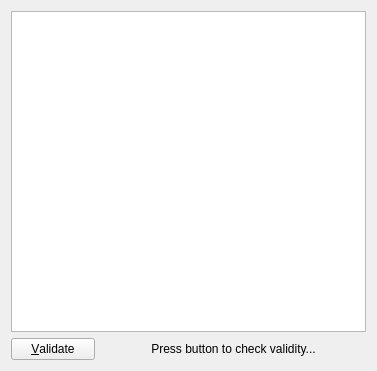
cburschka/lyx, file src/frontends/qt4/ui/LocalLayoutUi.ui: the form before one commit.
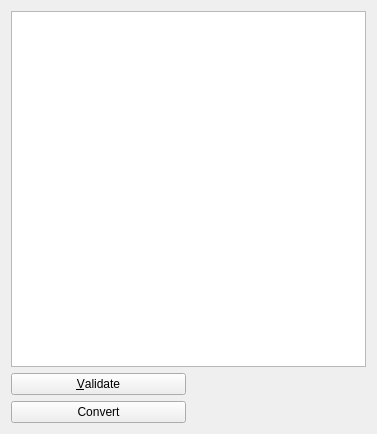
The form after the commit.

Commit message:
Fix bug #7500: There is presently no way in the GUI to update local layout to the current format.
This probably isn't needed for branch, since local layout was a
"hidden feature" prior to 2.0, and one can update local layout by:
  (a) copying to a file
  (b) running layout2layout on that file
  (c) pasting back into LyX
So we should probably just leave this in trunk.

Diff of the .ui file:
```diff
--- a/src/frontends/qt4/ui/LocalLayoutUi.ui
+++ b/src/frontends/qt4/ui/LocalLayoutUi.ui
@@ -6,14 +6,14 @@
     <x>0</x>
     <y>0</y>
     <width>377</width>
-    <height>371</height>
+    <height>434</height>
    </rect>
   </property>
   <property name="windowTitle">
    <string/>
   </property>
   <layout class="QGridLayout" name="gridLayout">
-   <item row="0" column="0" colspan="4">
+   <item row="0" column="0" colspan="2">
     <widget class="QTextEdit" name="locallayoutTE">
      <property name="toolTip">
       <string>Document-specific layout information</string>
@@ -26,23 +26,7 @@
      </property>
     </widget>
    </item>
-   <item row="2" column="1" colspan="3">
-    <widget class="QLabel" name="infoLB">
-     <property name="contextMenuPolicy">
-      <enum>Qt::NoContextMenu</enum>
-     </property>
-     <property name="toolTip">
-      <string>Errors reported in terminal.</string>
-     </property>
-     <property name="text">
-      <string>Press button to check validity...</string>
-     </property>
-     <property name="alignment">
-      <set>Qt::AlignCenter</set>
-     </property>
-    </widget>
-   </item>
-   <item row="2" column="0">
+   <item row="1" column="0">
     <widget class="QPushButton" name="validatePB">
      <property name="toolTip">
       <string/>
@@ -52,6 +36,45 @@
      </property>
     </widget>
    </item>
+   <item row="1" column="1">
+    <widget class="QLabel" name="validLB">
+     <property name="contextMenuPolicy">
+      <enum>Qt::NoContextMenu</enum>
+     </property>
+     <property name="toolTip">
+      <string>Errors reported in terminal.</string>
+     </property>
+     <property name="text">
+      <string/>
+     </property>
+     <property name="alignment">
+      <set>Qt::AlignCenter</set>
+     </property>
+    </widget>
+   </item>
+   <item row="2" column="0">
+    <widget class="QPushButton" name="convertPB">
+     <property name="text">
+      <string>Convert</string>
+     </property>
+    </widget>
+   </item>
+   <item row="2" column="1">
+    <widget class="QLabel" name="convertLB">
+     <property name="contextMenuPolicy">
+      <enum>Qt::NoContextMenu</enum>
+     </property>
+     <property name="toolTip">
+      <string>Errors reported in terminal.</string>
+     </property>
+     <property name="text">
+      <string/>
+     </property>
+     <property name="alignment">
+      <set>Qt::AlignCenter</set>
+     </property>
+    </widget>
+   </item>
   </layout>
  </widget>
  <includes>
```
Left out of the diff: 1 changed line with no effect on the pictures. The commit also changes 5 other files.
